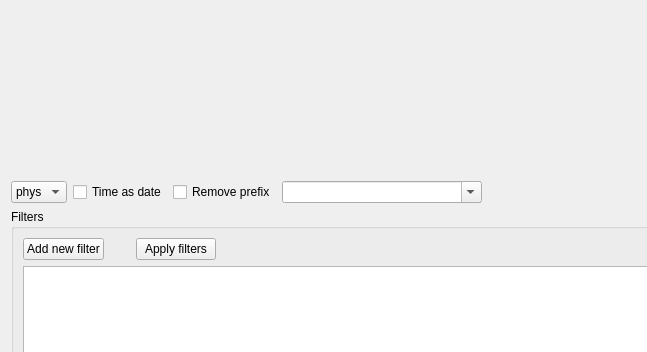
Above: asammdf/gui/ui/tabular.ui from danielhrisca/asammdf before the change; both pictures show x 0 to 647 and y 0 to 352 of the 821 by 618 pixel window. Below: the same form after it.
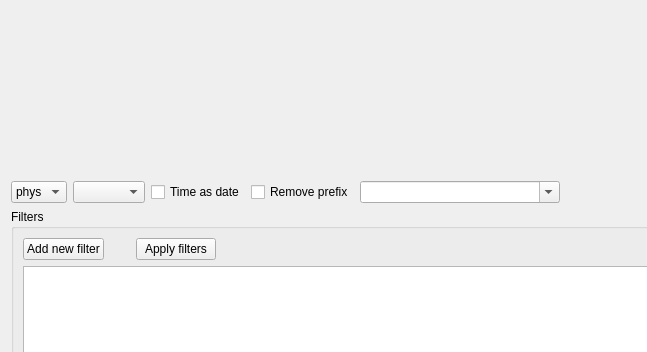
That is the form after the change. Icons and pictures are not drawn. Custom widgets are drawn as their Qt base class.

Commit message: add float precision in the Tabular windows

```diff
--- a/asammdf/gui/ui/tabular.ui
+++ b/asammdf/gui/ui/tabular.ui
@@ -42,6 +42,9 @@
        </item>
       </widget>
      </item>
+     <item>
+      <widget class="QComboBox" name="float_precision"/>
+     </item>
      <item>
       <widget class="QCheckBox" name="time_as_date">
        <property name="text">
```
The commit also changes 2 other files.
